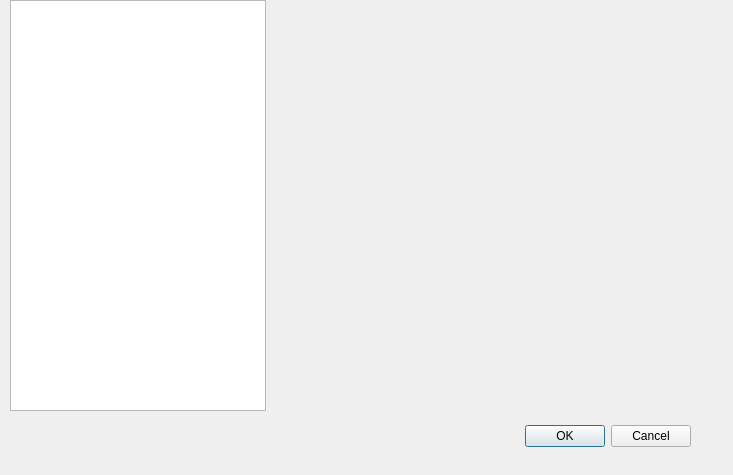
Above: src/dialog.ui from jassuncao/myparts before the change. Below: the same form after it.
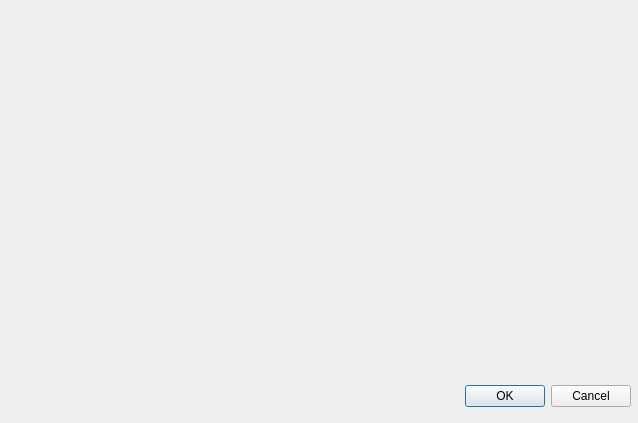
That is the form after the change.

```diff
--- a/src/dialog.ui
+++ b/src/dialog.ui
@@ -6,8 +6,8 @@
    <rect>
     <x>0</x>
     <y>0</y>
-    <width>733</width>
-    <height>475</height>
+    <width>638</width>
+    <height>423</height>
    </rect>
   </property>
   <property name="windowTitle">
@@ -16,8 +16,8 @@
   <widget class="QDialogButtonBox" name="buttonBox">
    <property name="geometry">
     <rect>
-     <x>350</x>
-     <y>420</y>
+     <x>290</x>
+     <y>380</y>
      <width>341</width>
      <height>32</height>
     </rect>
@@ -29,16 +29,6 @@
     <set>QDialogButtonBox::Cancel|QDialogButtonBox::Ok</set>
    </property>
   </widget>
-  <widget class="QListWidget" name="listWidget">
-   <property name="geometry">
-    <rect>
-     <x>10</x>
-     <y>0</y>
-     <width>256</width>
-     <height>411</height>
-    </rect>
-   </property>
-  </widget>
  </widget>
  <resources/>
  <connections>
```
